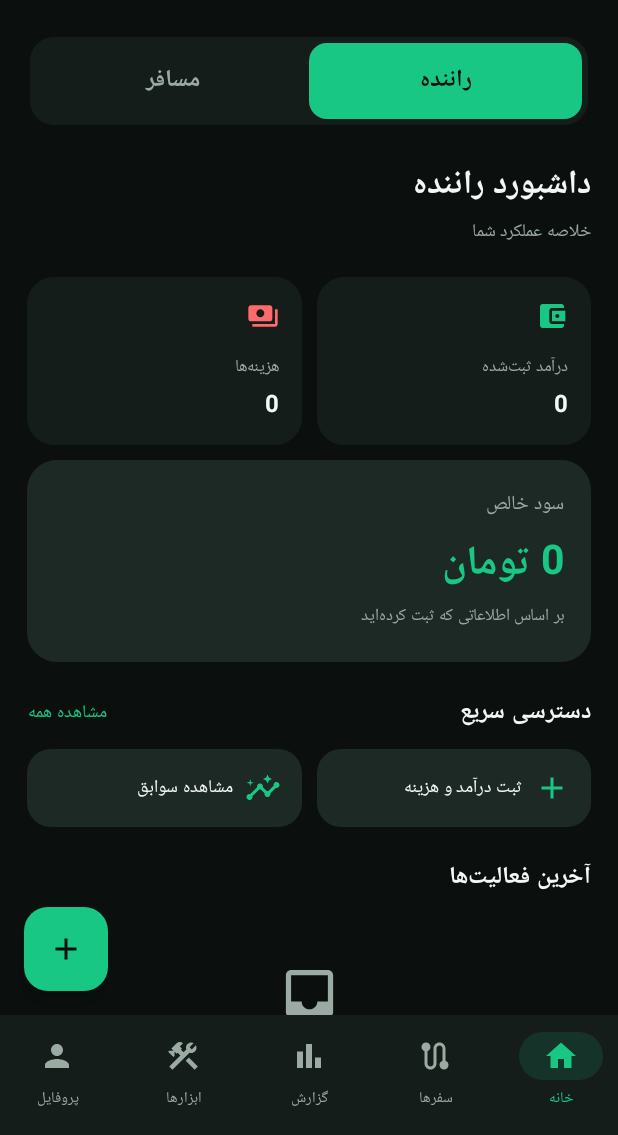
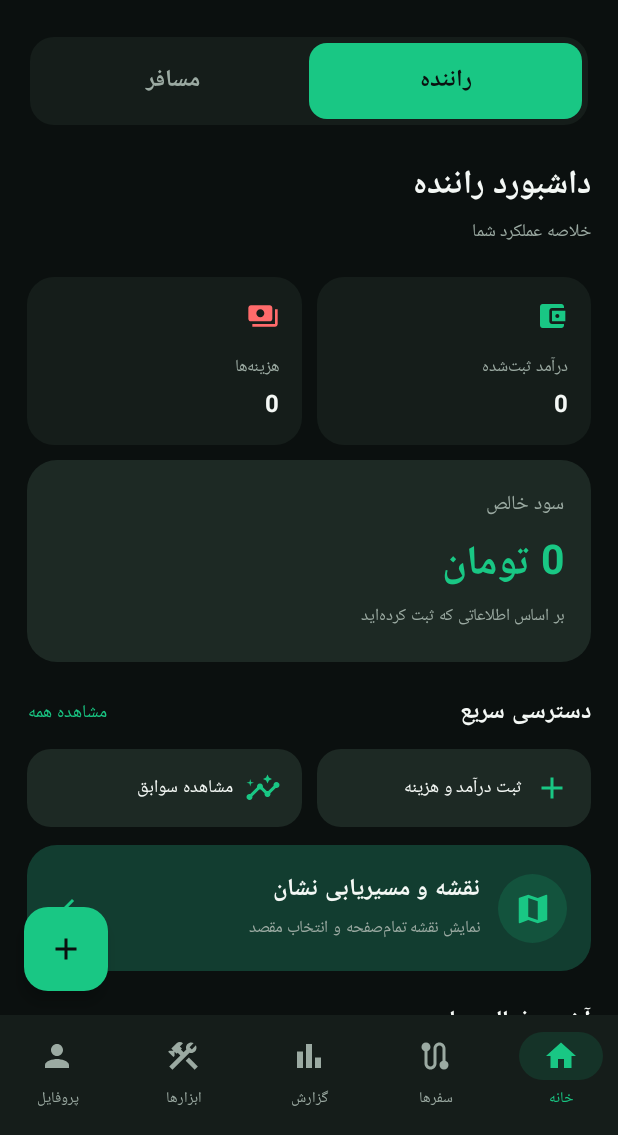
Before and after one commit to pouyan76/SnapYarX, an Android app built with Jetpack Compose: the screen it shows after launch (MainActivity), on a phone screen of 412 x 824 dp, the part 101-1236 px from its top. Run offline under Robolectric (Android 15) with nearby library versions, the phone set to English and light mode, and no system bars.

Commit message:
Add fullscreen Neshan map entry to dashboard

```diff
--- a/app/src/main/java/ir/snapyarx/app/MainActivity.kt
+++ b/app/src/main/java/ir/snapyarx/app/MainActivity.kt
@@ -2,6 +2,7 @@
 package ir.snapyarx.app
 
 import android.os.Bundle
+import android.content.Intent
 import androidx.activity.ComponentActivity
 import androidx.activity.compose.setContent
 import androidx.compose.foundation.Canvas
@@ -255,6 +256,7 @@ fun SnapYarApp() {
                         Modifier.padding(padding),
                         onAdd = { showAdd = true },
                         onTrips = { tab = 1 },
+                        onMap = { context.startActivity(Intent(context, MapActivity::class.java)) },
                         recent = current.take(3)
                     )
 
@@ -326,6 +328,7 @@ fun HomeScreen(
     modifier: Modifier = Modifier,
     onAdd: () -> Unit,
     onTrips: () -> Unit,
+    onMap: () -> Unit,
     recent: List<Entry>
 ) {
     LazyColumn(
@@ -466,6 +469,38 @@ fun HomeScreen(
                     Modifier.weight(1f),
                     onTrips
                 )
+            }
+
+            Spacer(Modifier.height(12.dp))
+
+            Card(
+                modifier = Modifier
+                    .fillMaxWidth()
+                    .clickable { onMap() },
+                colors = CardDefaults.cardColors(containerColor = Color(0xFF123D30)),
+                shape = RoundedCornerShape(20.dp)
+            ) {
+                Row(
+                    Modifier
+                        .fillMaxWidth()
+                        .padding(16.dp),
+                    verticalAlignment = Alignment.CenterVertically
+                ) {
+                    Box(
+                        Modifier
+                            .size(46.dp)
+                            .background(Green.copy(alpha = 0.16f), CircleShape),
+                        contentAlignment = Alignment.Center
+                    ) {
+                        Icon(Icons.Default.Map, null, tint = Green, modifier = Modifier.size(25.dp))
+                    }
+                    Spacer(Modifier.width(12.dp))
+                    Column(Modifier.weight(1f)) {
+                        Text("نقشه و مسیریابی نشان", color = White, fontWeight = FontWeight.Bold)
+                        Text("نمایش نقشه تمام‌صفحه و انتخاب مقصد", color = Muted, fontSize = 11.sp)
+                    }
+                    Icon(Icons.Default.ChevronLeft, null, tint = Green)
+                }
             }
 
             Spacer(Modifier.height(20.dp))
```
